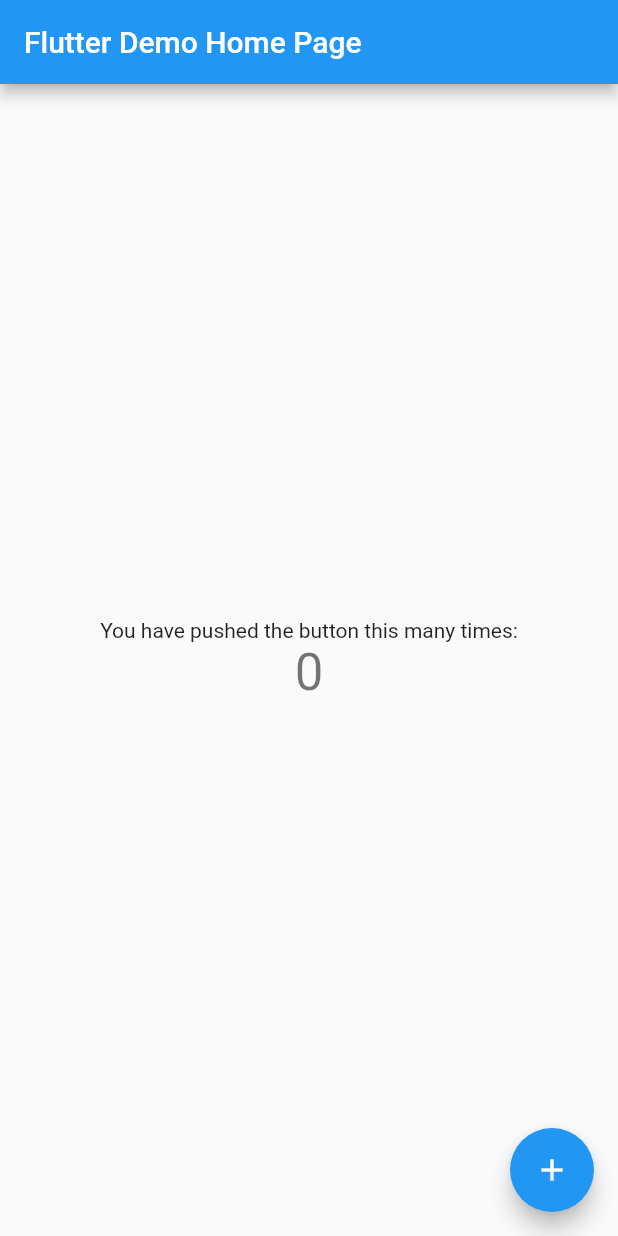
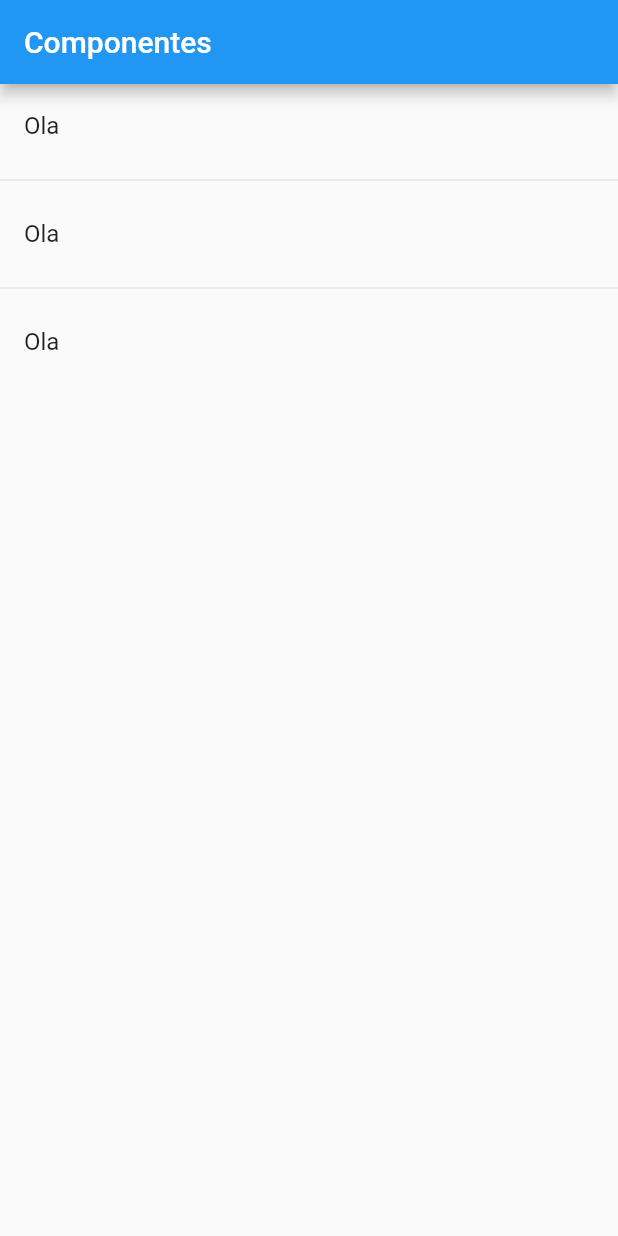
Before and after one commit to JuhJSimoes/ProjetoComponentesFlutter, a Flutter app: the screen it shows after launch, on a phone screen of 412 x 824 dp. Run offline on Flutter 3.47's test engine with Material 2 defaults, Android fonts, the phone set to English and light mode, and no system bars.

Commit message:
atualizações de HomeTemp e HomePage

```diff
--- a/lib/main.dart
+++ b/lib/main.dart
@@ -1,111 +1,14 @@
 import 'package:flutter/material.dart';
+import 'package:projetocomponentesflutter/src/pages/home_page.dart';
 
 void main() => runApp(MyApp());
 
 class MyApp extends StatelessWidget {
-  // This widget is the root of your application.
   @override
   Widget build(BuildContext context) {
     return MaterialApp(
-      title: 'Flutter Demo',
-      theme: ThemeData(
-        // This is the theme of your application.
-        //
-        // Try running your application with "flutter run". You'll see the
-        // application has a blue toolbar. Then, without quitting the app, try
-        // changing the primarySwatch below to Colors.green and then invoke
-        // "hot reload" (press "r" in the console where you ran "flutter run",
-        // or simply save your changes to "hot reload" in a Flutter IDE).
-        // Notice that the counter didn't reset back to zero; the application
-        // is not restarted.
-        primarySwatch: Colors.blue,
-      ),
-      home: MyHomePage(title: 'Flutter Demo Home Page'),
-    );
+        title: 'Componentes App',
+        debugShowCheckedModeBanner: false,
+        home: HomePage());
   }
 }
-
-class MyHomePage extends StatefulWidget {
-  MyHomePage({Key key, this.title}) : super(key: key);
-
-  // This widget is the home page of your application. It is stateful, meaning
-  // that it has a State object (defined below) that contains fields that affect
-  // how it looks.
-
-  // This class is the configuration for the state. It holds the values (in this
-  // case the title) provided by the parent (in this case the App widget) and
-  // used by the build method of the State. Fields in a Widget subclass are
-  // always marked "final".
-
-  final String title;
-
-  @override
-  _MyHomePageState createState() => _MyHomePageState();
-}
-
-class _MyHomePageState extends State<MyHomePage> {
-  int _counter = 0;
-
-  void _incrementCounter() {
-    setState(() {
-      // This call to setState tells the Flutter framework that something has
-      // changed in this State, which causes it to rerun the build method below
-      // so that the display can reflect the updated values. If we changed
-      // _counter without calling setState(), then the build method would not be
-      // called again, and so nothing would appear to happen.
-      _counter++;
-    });
-  }
-
-  @override
-  Widget build(BuildContext context) {
-    // This method is rerun every time setState is called, for instance as done
-    // by the _incrementCounter method above.
-    //
-    // The Flutter framework has been optimized to make rerunning build methods
-    // fast, so that you can just rebuild anything that needs updating rather
-    // than having to individually change instances of widgets.
-    return Scaffold(
-      appBar: AppBar(
-        // Here we take the value from the MyHomePage object that was created by
-        // the App.build method, and use it to set our appbar title.
-        title: Text(widget.title),
-      ),
-      body: Center(
-        // Center is a layout widget. It takes a single child and positions it
-        // in the middle of the parent.
-        child: Column(
-          // Column is also a layout widget. It takes a list of children and
-          // arranges them vertically. By default, it sizes itself to fit its
-          // children horizontally, and tries to be as tall as its parent.
-          //
-          // Invoke "debug painting" (press "p" in the console, choose the
-          // "Toggle Debug Paint" action from the Flutter Inspector in Android
-          // Studio, or the "Toggle Debug Paint" command in Visual Studio Code)
-          // to see the wireframe for each widget.
-          //
-          // Column has various properties to control how it sizes itself and
-          // how it positions its children. Here we use mainAxisAlignment to
-          // center the children vertically; the main axis here is the vertical
-          // axis because Columns are vertical (the cross axis would be
-          // horizontal).
-          mainAxisAlignment: MainAxisAlignment.center,
-          children: <Widget>[
-            Text(
-              'You have pushed the button this many times:',
-            ),
-            Text(
-              '$_counter',
-              style: Theme.of(context).textTheme.display1,
-            ),
-          ],
-        ),
-      ),
-      floatingActionButton: FloatingActionButton(
-        onPressed: _incrementCounter,
-        tooltip: 'Increment',
-        child: Icon(Icons.add),
-      ), // This trailing comma makes auto-formatting nicer for build methods.
-    );
-  }
-}
--- /dev/null
+++ b/lib/src/pages/home_page.dart
@@ -0,0 +1,27 @@
+import 'package:flutter/material.dart';
+
+class HomePage extends StatelessWidget {
+  @override
+  Widget build(BuildContext context) {
+    return Scaffold(
+      appBar: AppBar(title: Text('Componentes')),
+      body: _lista(),
+    );
+  }
+
+  Widget _lista() {
+    return ListView(children: _listaItems());
+  }
+
+  List<Widget>_listaItems() {
+
+    return[
+      ListTile(title: Text('Ola')),
+      Divider(),
+      ListTile(title: Text('Ola')),
+      Divider(),
+      ListTile(title: Text('Ola')),
+
+    ];
+  }
+}
```
Also changed, not shown: lib/src/pages/home_temp.dart (added, +60 -0 lines).
